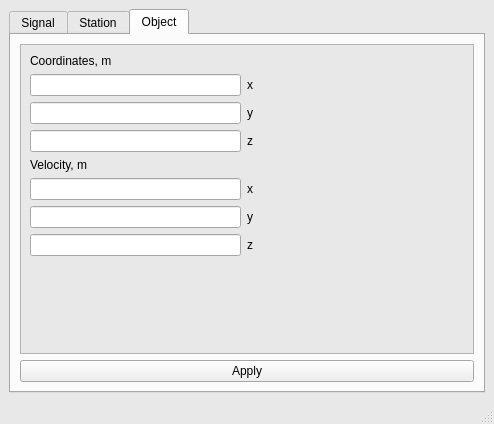
Above: src/app/mainwindow.ui from Lynech/the-reflected-signal-simulator before the change. Below: the same form after it.
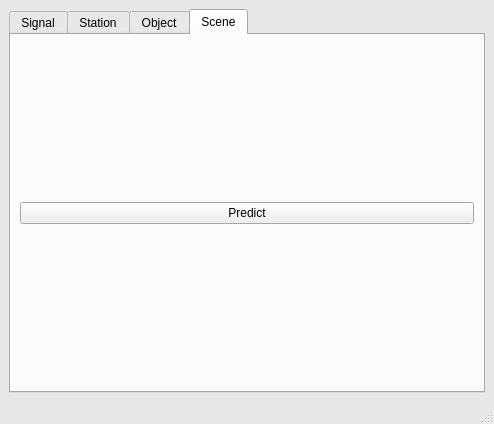
That is the form after the change.

Patch:
```diff
--- a/src/app/mainwindow.ui
+++ b/src/app/mainwindow.ui
@@ -91,7 +91,7 @@
     <item row="0" column="0">
      <widget class="QTabWidget" name="tabWidget">
       <property name="currentIndex">
-       <number>2</number>
+       <number>3</number>
       </property>
       <widget class="QWidget" name="signal_tab">
        <attribute name="title">
@@ -827,6 +827,24 @@
         </item>
        </layout>
       </widget>
+      <widget class="QWidget" name="tab">
+       <attribute name="title">
+        <string>Scene</string>
+       </attribute>
+       <layout class="QGridLayout" name="gridLayout_5">
+        <item row="0" column="0">
+         <layout class="QVBoxLayout" name="verticalLayout_scene">
+          <item>
+           <widget class="QPushButton" name="pushButton_predict">
+            <property name="text">
+             <string>Predict</string>
+            </property>
+           </widget>
+          </item>
+         </layout>
+        </item>
+       </layout>
+      </widget>
      </widget>
     </item>
    </layout>
```
